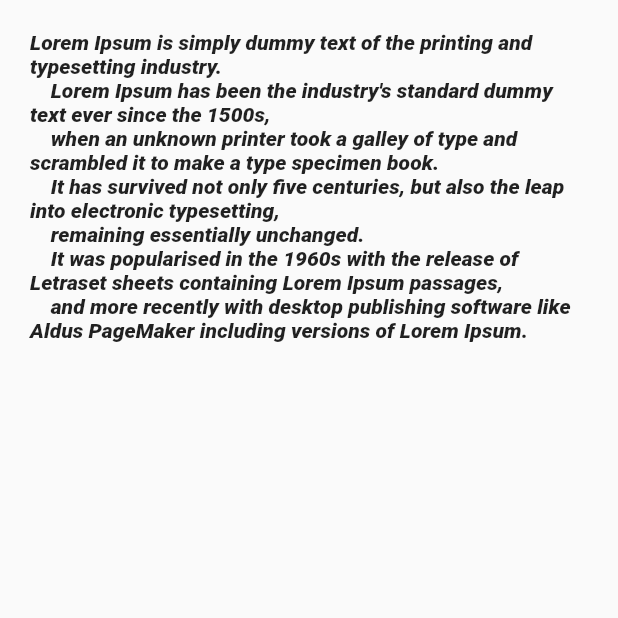
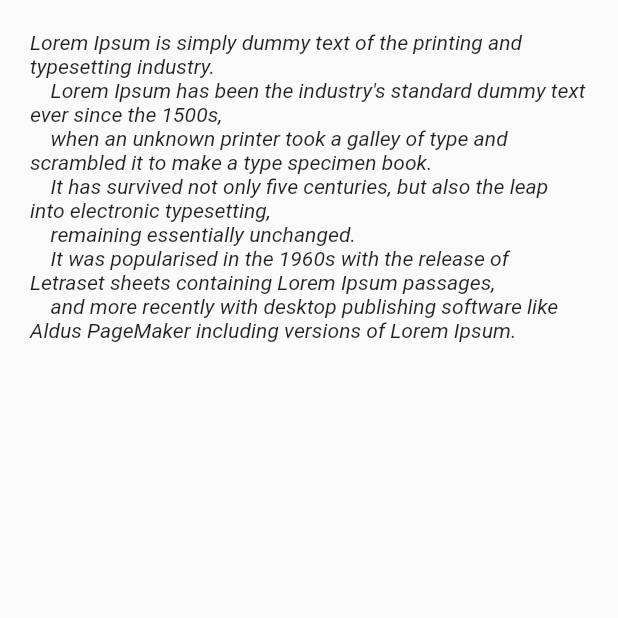
Before and after one commit to AgustinaGF/facebookFlutter, a Flutter app: the screen it shows after launch, on a phone screen of 412 x 824 dp, the top half of it. Run offline on Flutter 3.47's test engine with Material 2 defaults, Android fonts, the phone set to English and light mode, and no system bars.

Commit message:
add custom font

```diff
--- a/lib/widgets/custom_font.dart
+++ b/lib/widgets/custom_font.dart
@@ -15,8 +15,7 @@
     It was popularised in the 1960s with the release of Letraset sheets containing Lorem Ipsum passages,
     and more recently with desktop publishing software like Aldus PageMaker including versions of Lorem Ipsum.
     ''',
-          style: TextStyle(
-              fontFamily: 'Roboto Black', fontStyle: FontStyle.italic),
+          style: TextStyle(fontFamily: 'Roboto', fontStyle: FontStyle.italic),
         )
       ]),
     ));
```
Also changed, not shown: pubspec.yaml (+11 -1 lines), assets/fonts/oswald/Oswald-Bold.ttf (deleted), assets/fonts/oswald/Oswald-ExtraLight.ttf (deleted), assets/fonts/oswald/Oswald-Light.ttf (deleted), assets/fonts/oswald/Oswald-Medium.ttf (deleted), assets/fonts/oswald/Oswald-Regular.ttf (deleted), assets/fonts/oswald/Oswald-SemiBold.ttf (deleted).
